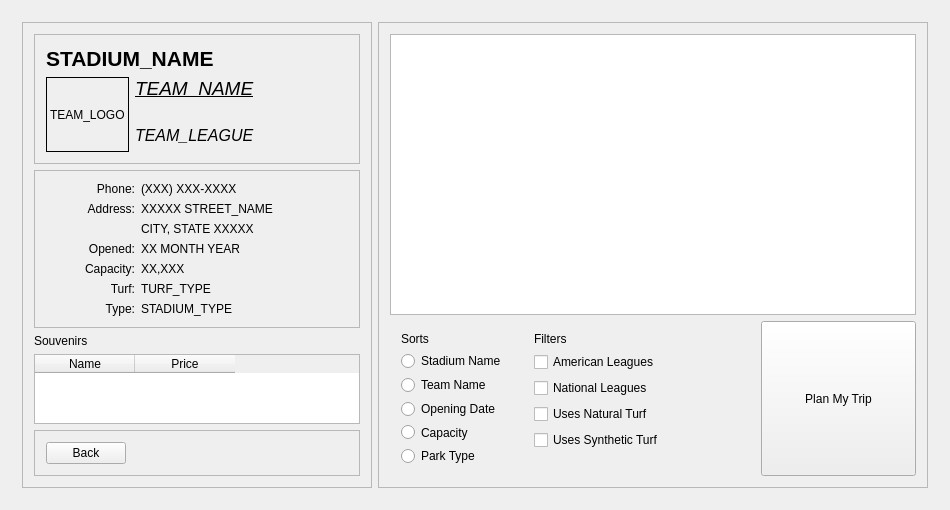
Before: the Qt Designer form Baseball-Itinerary-Program/primewin.ui in xavierliancw/Based-Itinerary, drawn with Qt 5.
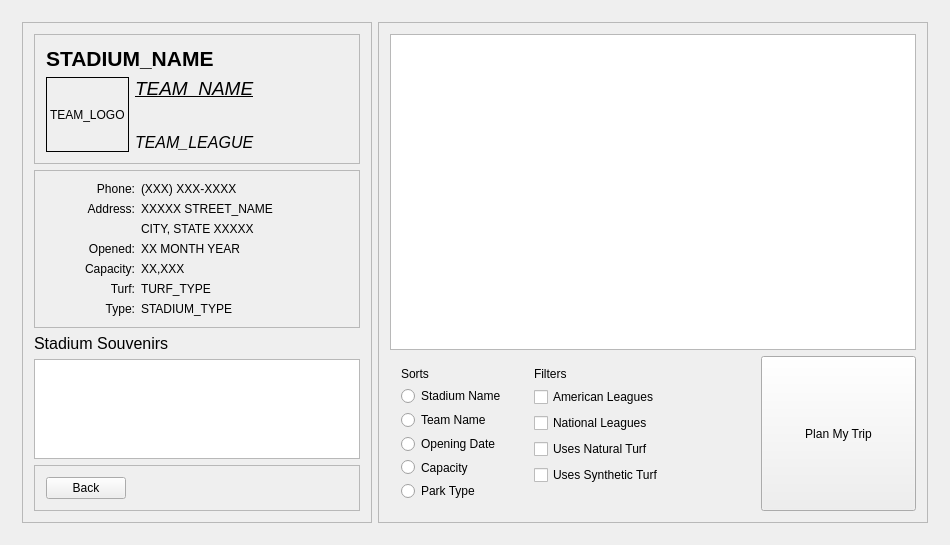
After: the same form once the commit is applied. The open tabs and pages were chosen to show the change.

The edit to the form file:
```diff
--- a/Baseball-Itinerary-Program/primewin.ui
+++ b/Baseball-Itinerary-Program/primewin.ui
@@ -7,7 +7,7 @@
     <x>0</x>
     <y>0</y>
     <width>950</width>
-    <height>510</height>
+    <height>515</height>
    </rect>
   </property>
   <property name="minimumSize">
@@ -262,6 +262,12 @@
               </item>
               <item row="1" column="1">
                <widget class="QLabel" name="homeTeamLbl">
+                <property name="minimumSize">
+                 <size>
+                  <width>0</width>
+                  <height>50</height>
+                 </size>
+                </property>
                 <property name="font">
                  <font>
                   <pointsize>14</pointsize>
@@ -445,13 +451,68 @@
            </item>
            <item>
             <widget class="QLabel" name="homeNirLbl">
+             <property name="font">
+              <font>
+               <pointsize>12</pointsize>
+              </font>
+             </property>
              <property name="text">
-              <string>Souvenirs</string>
+              <string>Stadium Souvenirs</string>
              </property>
             </widget>
            </item>
            <item>
             <widget class="QTableWidget" name="homeSouvTbl">
+             <property name="minimumSize">
+              <size>
+               <width>0</width>
+               <height>100</height>
+              </size>
+             </property>
+             <property name="maximumSize">
+              <size>
+               <width>16777215</width>
+               <height>100</height>
+              </size>
+             </property>
+             <property name="font">
+              <font>
+               <pointsize>12</pointsize>
+              </font>
+             </property>
+             <property name="editTriggers">
+              <set>QAbstractItemView::NoEditTriggers</set>
+             </property>
+             <property name="tabKeyNavigation">
+              <bool>false</bool>
+             </property>
+             <property name="showDropIndicator" stdset="0">
+              <bool>false</bool>
+             </property>
+             <property name="alternatingRowColors">
+              <bool>false</bool>
+             </property>
+             <property name="selectionMode">
+              <enum>QAbstractItemView::SingleSelection</enum>
+             </property>
+             <property name="selectionBehavior">
+              <enum>QAbstractItemView::SelectColumns</enum>
+             </property>
+             <property name="showGrid">
+              <bool>false</bool>
+             </property>
+             <property name="cornerButtonEnabled">
+              <bool>false</bool>
+             </property>
+             <attribute name="horizontalHeaderVisible">
+              <bool>false</bool>
+             </attribute>
+             <attribute name="verticalHeaderVisible">
+              <bool>false</bool>
+             </attribute>
+             <attribute name="verticalHeaderStretchLastSection">
+              <bool>false</bool>
+             </attribute>
              <column>
               <property name="text">
                <string>Name</string>
@@ -718,6 +779,11 @@
                <height>200</height>
               </size>
              </property>
+             <property name="font">
+              <font>
+               <pointsize>12</pointsize>
+              </font>
+             </property>
              <property name="editTriggers">
               <set>QAbstractItemView::NoEditTriggers</set>
              </property>
```
Left out of the diff: 2 changed lines with no effect on the pictures.
